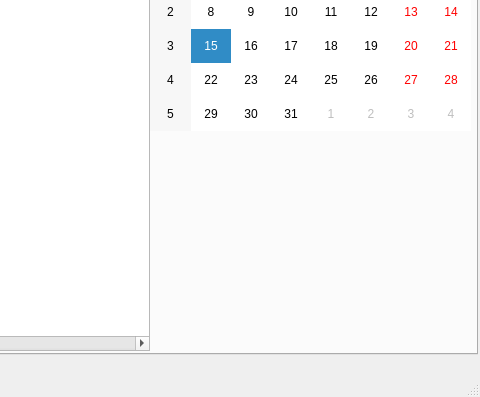
Above: mainwindow.ui from MrMock/Grafik before the change; both pictures show x 713 to 1193 and y 156 to 553 of the 1193 by 553 pixel window. Below: the same form after it.
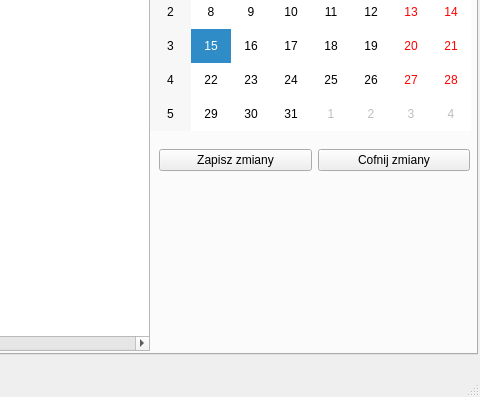
That is the form after the change. The open tabs and pages were chosen to show the change.

Commit message: zaktualizowane wyswietlanie grafiku, dodano klawisz resetujacy zmiany, dodano klawisz zapisujacy zmiany(do poprawy)

```diff
--- a/mainwindow.ui
+++ b/mainwindow.ui
@@ -130,6 +130,32 @@
        </property>
       </column>
      </widget>
+     <widget class="QWidget" name="horizontalLayoutWidget_3">
+      <property name="geometry">
+       <rect>
+        <x>870</x>
+        <y>270</y>
+        <width>311</width>
+        <height>41</height>
+       </rect>
+      </property>
+      <layout class="QHBoxLayout" name="horizontalLayout_3">
+       <item>
+        <widget class="QPushButton" name="pushButton_schedule_save_changes">
+         <property name="text">
+          <string>Zapisz zmiany</string>
+         </property>
+        </widget>
+       </item>
+       <item>
+        <widget class="QPushButton" name="pushButton_schedule_undo_changes">
+         <property name="text">
+          <string>Cofnij zmiany</string>
+         </property>
+        </widget>
+       </item>
+      </layout>
+     </widget>
     </widget>
     <widget class="QWidget" name="tab_pracownicy">
      <attribute name="title">
```
Left out of the diff: 2 changed lines with no effect on the pictures. The commit also changes 5 other files.
